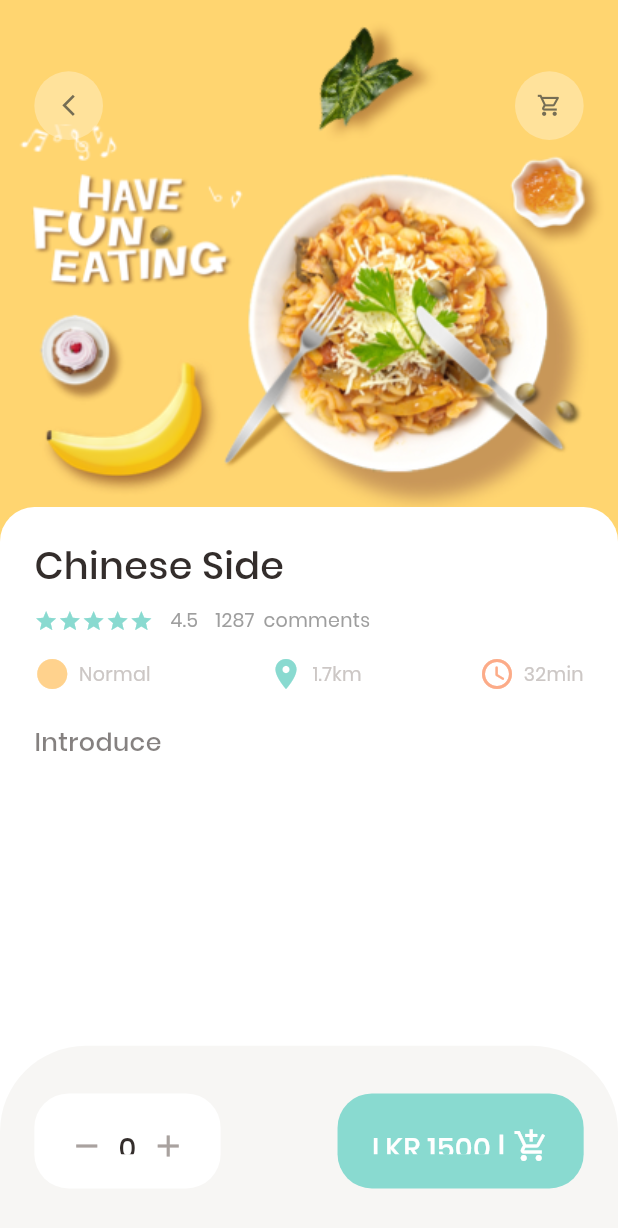
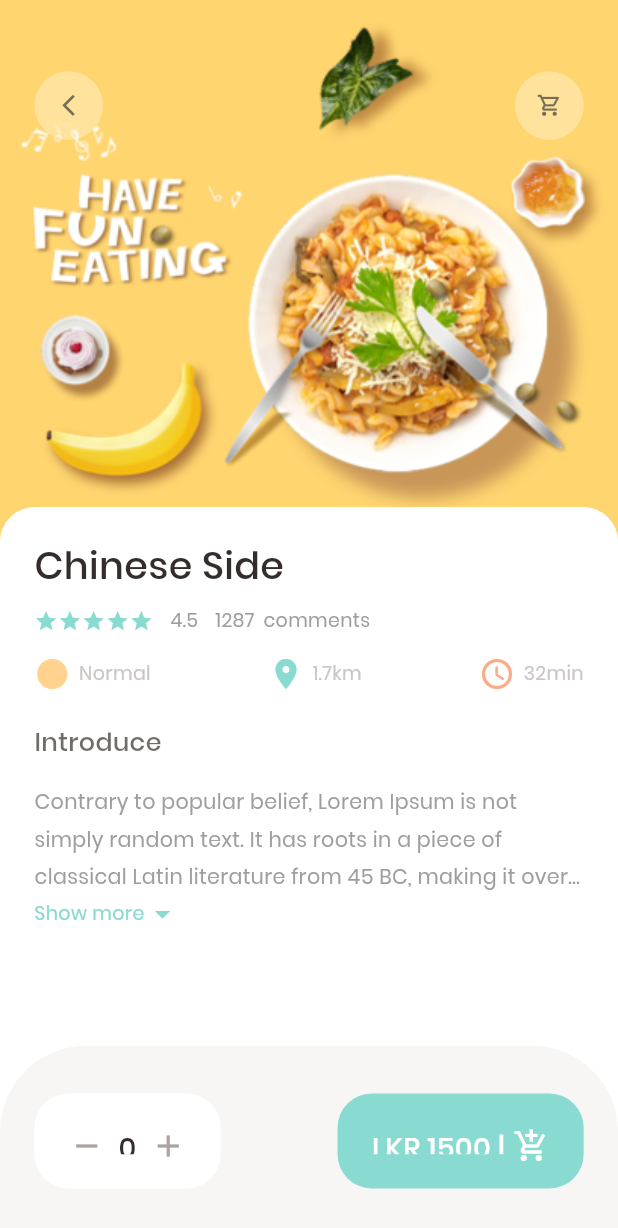
Before and after one commit to Samindu-Denuwan/yummy-Flutter-App, a Flutter app: the screen it shows after launch, on a phone screen of 412 x 824 dp. Shown: the top 1228 px of the screen. Run offline on Flutter 3.47's test engine with Material 2 defaults, Android fonts, the phone set to English and light mode, and no system bars; our stand-ins replace dots_indicator, flutter_screenutil, get.

Commit message:
Popular Food Detail Page Expandable Text Widget Created

```diff
--- a/lib/pages/food/popular_food_detail.dart
+++ b/lib/pages/food/popular_food_detail.dart
@@ -5,6 +5,7 @@ import 'package:yummy/utils/colors.dart';
 import 'package:yummy/widgets/app_column.dart';
 import 'package:yummy/widgets/app_icon.dart';
 import 'package:yummy/widgets/big_text.dart';
+import 'package:yummy/widgets/expandable_text.dart';
 
 class PopularFoodDetail extends StatelessWidget {
   const PopularFoodDetail({Key? key}) : super(key: key);
@@ -24,23 +25,25 @@ class PopularFoodDetail extends StatelessWidget {
         ),
         backgroundColor: Colors.transparent,
       ),
+
       extendBody: true,
       extendBodyBehindAppBar: true,
       body: Stack(
         children: [
+          //background image
           Positioned(
             left: 0,
             right: 0,
             child: Container(
               width: double.maxFinite,
               height: 350.h,
-                  decoration: BoxDecoration(
+              decoration: const BoxDecoration(
                   image: DecorationImage(
                       fit: BoxFit.cover,
-                        image: AssetImage("assets/image/food0.png"))
+                      image: AssetImage("assets/image/food0.png"))),
             ),
           ),
-            ),
+          //icon widget
           Positioned(
             top: 45.h,
             left: 20.w,
@@ -48,43 +51,63 @@ class PopularFoodDetail extends StatelessWidget {
             child: Row(
               mainAxisAlignment: MainAxisAlignment.spaceBetween,
               children: [
-                    AppIcon(icon: Icons.arrow_back_ios_new, backgroundColor: Colors.white30),
-                    AppIcon(icon: Icons.shopping_cart_outlined, backgroundColor: Colors.white30),
+                AppIcon(
+                    icon: Icons.arrow_back_ios_new,
+                    backgroundColor: Colors.white30),
+                AppIcon(
+                    icon: Icons.shopping_cart_outlined,
+                    backgroundColor: Colors.white30),
               ],
-                ),),
+            ),
+          ),
+          //food details
           Positioned(
               left: 0,
               right: 0,
-                top: 350.h-30.h,
+              top: 350.h - 30.h,
               bottom: 0,
               child: Container(
                 padding: EdgeInsets.symmetric(horizontal: 20.w, vertical: 20.h),
                 decoration: BoxDecoration(
-                  borderRadius: BorderRadius.only(topLeft: Radius.circular(20.w), topRight:Radius.circular(20.w)),
-                  color: Colors.white
-                ),
+                    borderRadius: BorderRadius.only(
+                        topLeft: Radius.circular(20.w),
+                        topRight: Radius.circular(20.w)),
+                    color: Colors.white),
                 child: Column(
                   crossAxisAlignment: CrossAxisAlignment.start,
                   children: [
-                    AppColumn(text: "Chinese Side", size: 24,),
-                    SizedBox(height: 20.h,),
-                    BigText(text: "Introduce", size: 16,
-                      color: AppColors.mainBlackColor.withOpacity(0.6),),
-                    SizedBox(height: 20.h,),
+                    AppColumn(
+                      text: "Chinese Side",
+                      size: 24,
+                    ),
+                    SizedBox(
+                      height: 20.h,
+                    ),
+                    BigText(
+                      text: "Introduce",
+                      size: 16,
+                      color: AppColors.mainBlackColor.withOpacity(0.7),
+                    ),
+                    SizedBox(
+                      height: 15.h,
+                    ),
+                    ExpandableTextWidget(
+                        text:
+                            "Contrary to popular belief, Lorem Ipsum is not simply random text. It has roots in a piece of classical Latin literature from 45 BC, making it over 2000 years old. Richard McClintock, a Latin professor at Hampden-Sydney College in Virginia, looked up one of the more obscure Latin Contrary to popular belief, Lorem Ipsum is not simply random text. It has roots in a piece of classical Latin literature from 45 BC, making it over 2000 years old. Richard McClint discovered the undoubtable source. Lorem Ipsum comes from sections 1.10.32 and 1.10.33 of de Finibus Bonorum"),
                   ],
                 ),
-                )
-            ),
-
+              )),
+          // Expandable text
         ],
       ),
       bottomNavigationBar: Container(
         height: 120.h,
         padding: EdgeInsets.symmetric(horizontal: 20.w, vertical: 30.h),
         decoration: BoxDecoration(
-          borderRadius: BorderRadius.only(topLeft: Radius.circular(50.w), topRight: Radius.circular(50.w)),
-          color: AppColors.buttonBackgroundColor
-        ),
+            borderRadius: BorderRadius.only(
+                topLeft: Radius.circular(50.w),
+                topRight: Radius.circular(50.w)),
+            color: AppColors.buttonBackgroundColor),
         child: Row(
           mainAxisAlignment: MainAxisAlignment.spaceBetween,
           children: [
@@ -92,16 +115,26 @@ class PopularFoodDetail extends StatelessWidget {
               padding: EdgeInsets.symmetric(horizontal: 20.w, vertical: 20.w),
               decoration: BoxDecoration(
                   borderRadius: BorderRadius.circular(20.w),
-                color: Colors.white
-              ),
+                  color: Colors.white),
               child: Row(
                 children: [
-                  Icon(Icons.remove, color: AppColors.signColor,),
-                  SizedBox(width: 8.w,),
-                  BigText(text: "0", ),
-                  SizedBox(width: 8.w,),
-                  Icon(Icons.add ,color: AppColors.signColor,),
-
+                  const Icon(
+                    Icons.remove,
+                    color: AppColors.signColor,
+                  ),
+                  SizedBox(
+                    width: 8.w,
+                  ),
+                  BigText(
+                    text: "0",
+                  ),
+                  SizedBox(
+                    width: 8.w,
+                  ),
+                  const Icon(
+                    Icons.add,
+                    color: AppColors.signColor,
+                  ),
                 ],
               ),
             ),
@@ -109,23 +142,23 @@ class PopularFoodDetail extends StatelessWidget {
               padding: EdgeInsets.symmetric(horizontal: 20.w, vertical: 20.w),
               decoration: BoxDecoration(
                   borderRadius: BorderRadius.circular(20.w),
-                  color: AppColors.mainColor
-              ),
+                  color: AppColors.mainColor),
               child: Row(
                 children: [
-                  BigText(text: "LKR 1500 |" , color: Colors.white, ),
-                  SizedBox(width: 5.w,),
-                  Icon(Icons.add_shopping_cart ,color: Colors.white),
+                  BigText(
+                    text: "LKR 1500 |",
+                    color: Colors.white,
+                  ),
+                  SizedBox(
+                    width: 5.w,
+                  ),
+                  const Icon(Icons.add_shopping_cart, color: Colors.white),
                   //BigText(text: "| Add to cart", size: 16, color: Colors.white, ),
-
-
-
                 ],
               ),
             ),
           ],
         ),
-
       ),
     );
   }
--- /dev/null
+++ b/lib/widgets/expandable_text.dart
@@ -0,0 +1,69 @@
+import 'package:flutter/material.dart';
+import 'package:flutter/widgets.dart';
+import 'package:flutter_screenutil/flutter_screenutil.dart';
+import 'package:yummy/utils/colors.dart';
+import 'package:yummy/widgets/small_text.dart';
+
+class ExpandableTextWidget extends StatefulWidget {
+  final String text;
+  const ExpandableTextWidget({Key? key, required this.text}) : super(key: key);
+
+  @override
+  State<ExpandableTextWidget> createState() => _ExpandableTextWidgetState();
+}
+
+class _ExpandableTextWidgetState extends State<ExpandableTextWidget> {
+  late String firstHalf;
+  late String secondHalf;
+  bool hiddenText = true;
+  double textHeight = 140.h;
+
+  @override
+  void initState() {
+    super.initState();
+    if(widget.text.length>textHeight ){
+      firstHalf = widget.text.substring(0, textHeight.toInt());
+      secondHalf = widget.text.substring(
+          textHeight.toInt()+1, widget.text.length);
+    }else{
+      firstHalf = widget.text;
+      secondHalf = "";
+    }
+  }
+
+
+  @override
+  Widget build(BuildContext context) {
+    return Container(
+      child: secondHalf.isEmpty? SmallText(text: firstHalf):
+      Expanded(
+
+        child: SingleChildScrollView(
+          scrollDirection: Axis.vertical,
+          padding: EdgeInsets.only(bottom: 130.h),
+
+          child: Column(
+            children: [
+              SmallText(text: hiddenText?("$firstHalf...") :
+                  firstHalf+ secondHalf,size: 13, height: 1.7, color: Colors.grey.shade500,
+              ),
+              InkWell(
+                child: Row(
+                  children: [
+                    SmallText(text: "Show more", color: AppColors.mainColor,),
+                     Icon(hiddenText?Icons.arrow_drop_down: Icons.arrow_drop_up, color: AppColors.mainColor,),
+                  ],
+                ),
+                onTap: (){
+                  setState(() {
+                    hiddenText=! hiddenText;
+                  });
+                },
+              ),
+            ],
+          ),
+        ),
+      ),
+    );
+  }
+}
--- a/lib/widgets/small_text.dart
+++ b/lib/widgets/small_text.dart
@@ -22,7 +22,7 @@ class SmallText extends StatelessWidget {
           color: color,
           fontFamily: 'Poppins',
           fontWeight: FontWeight.normal,
-        height: height
+        height: height.sp
       ),
     );
   }
```
Lines whose indentation alone changed are shown as unchanged.
